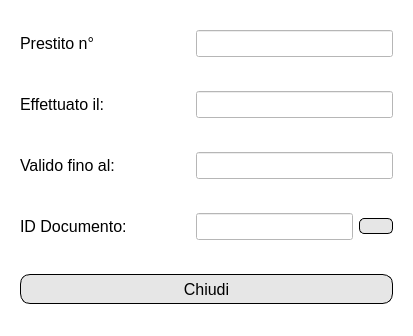
Before: the Qt Designer form View/Studente/UI files/visualizza prestito.ui in FrancescoFinizii/Biblioteca-universitaria, drawn with Qt 5.
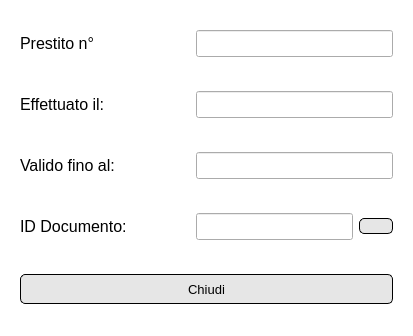
After: the same form once the commit is applied. Icons and pictures are not drawn.

```diff
--- a/View/Studente/UI files/visualizza prestito.ui
+++ b/View/Studente/UI files/visualizza prestito.ui
@@ -18,7 +18,19 @@
     <normaloff>../../Amministratore/Resources/logo.png</normaloff>../../Amministratore/Resources/logo.png</iconset>
   </property>
   <property name="styleSheet">
-   <string notr="true">background-color: rgb(255, 255, 255);</string>
+   <string notr="true">QDialog#Dialog {
+background-color: rgb(255, 255, 255);
+color:black;
+}
+QPushButton {
+	border: 1px solid;
+	background-color:rgb(230, 230, 230);
+	border-radius: 5px;
+	border-color: rgb(0, 0, 0);
+}
+QPushButton:hover {
+	background-color: rgb(207, 207, 207);
+}</string>
   </property>
   <layout class="QVBoxLayout" name="verticalLayout">
    <item>
@@ -274,20 +286,9 @@
         </property>
         <property name="font">
          <font>
-          <pointsize>12</pointsize>
+          <pointsize>10</pointsize>
          </font>
         </property>
-        <property name="styleSheet">
-         <string notr="true">QPushButton#chiudiButton {
-	background-color:rgb(230, 230, 230);
-	border-radius: 10px;
-	border-color: rgb(0, 0, 0);
-	border: 1px solid;
-}
-QPushButton#chiudiButton:hover {
-	background-color: rgb(207, 207, 207);
-}</string>
-        </property>
         <property name="text">
          <string>Chiudi</string>
         </property>
```
Left out of the diff: 13 changed lines with no effect on the pictures.
